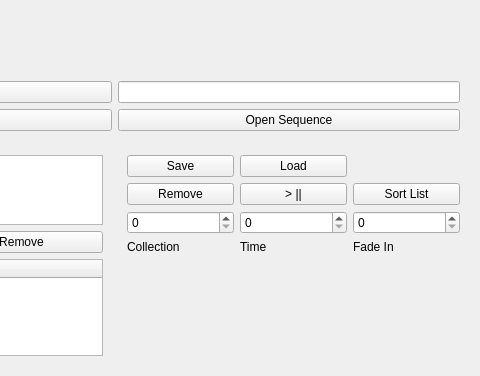
The window that SequenceUis/SequenceEditor.ui (FlamingMoe85/LightInSyncQt) describes before a commit, drawn with Qt 5; both pictures show x 250 to 730 and y 0 to 376 of the 730 by 376 pixel window.
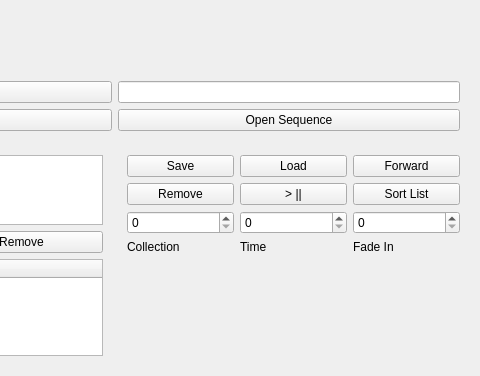
The same window after the commit.

Commit message: SequencePlayer can be sweeped and gets started when audioPlayer is started

The edit to the form file:
```diff
--- a/SequenceUis/SequenceEditor.ui
+++ b/SequenceUis/SequenceEditor.ui
@@ -155,6 +155,13 @@
             </property>
            </widget>
           </item>
+          <item row="0" column="2">
+           <widget class="QPushButton" name="pushButton_Forward">
+            <property name="text">
+             <string>Forward</string>
+            </property>
+           </widget>
+          </item>
          </layout>
         </item>
        </layout>
```
The commit also changes 11 other files.
